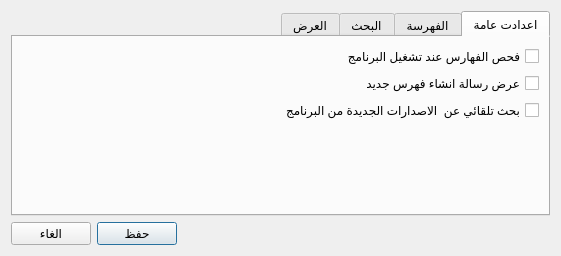
Before: the Qt Designer form src/settingsdialog.ui in boussouira/albahhet, drawn with Qt 5.
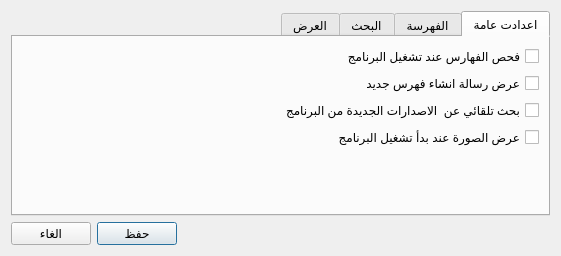
After: the same form once the commit is applied.

Commit message: Show or hide the splash screen option

```diff
--- a/src/settingsdialog.ui
+++ b/src/settingsdialog.ui
@@ -51,6 +51,13 @@
          </property>
         </widget>
        </item>
+       <item>
+        <widget class="QCheckBox" name="checkShowSplash">
+         <property name="text">
+          <string>عرض الصورة عند بدأ تشغيل البرنامج</string>
+         </property>
+        </widget>
+       </item>
        <item>
         <spacer name="verticalSpacer">
          <property name="orientation">
```
The commit also changes 2 other files.
